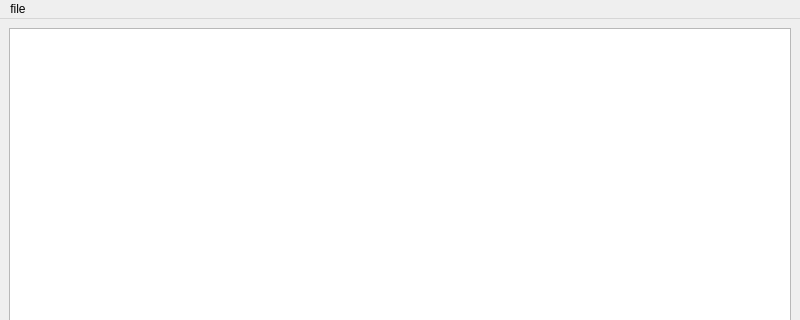
First picture: the form in loaded_data_view.ui, repository usc-psychsim/psychsim-eval-gui, before the edit; both pictures show x 0 to 800 and y 0 to 320 of the 800 by 600 pixel window.
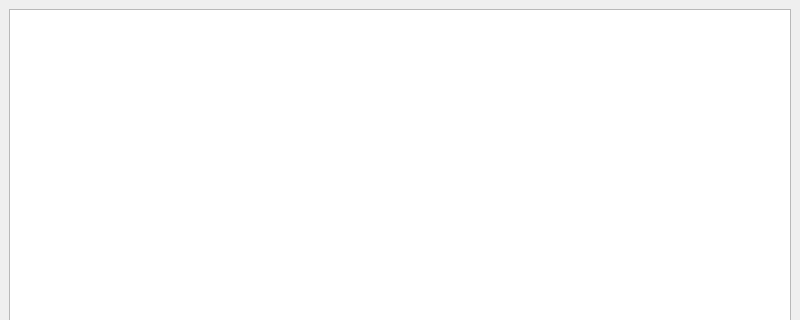
Second picture: the form after the edit.

Commit message: Fix data loading

```diff
--- a/loaded_data_view.ui
+++ b/loaded_data_view.ui
@@ -36,13 +36,6 @@
      <height>22</height>
     </rect>
    </property>
-   <widget class="QMenu" name="menufile">
-    <property name="title">
-     <string>file</string>
-    </property>
-    <addaction name="actionload_data"/>
-   </widget>
-   <addaction name="menufile"/>
   </widget>
   <widget class="QStatusBar" name="statusbar"/>
   <action name="actionload_data">
```
The commit also changes 1 other file.
